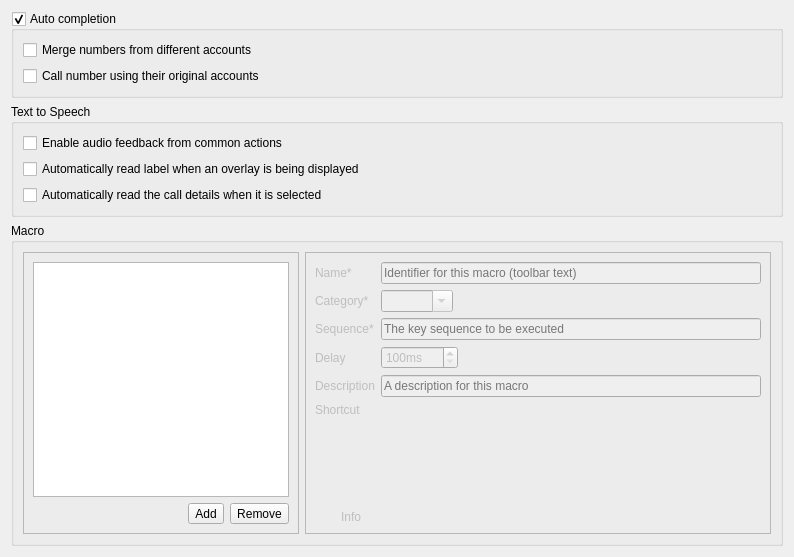
Before: the Qt Designer form src/conf/dlgaccessibility.ui in KDE/ring-kde, drawn with Qt 5.
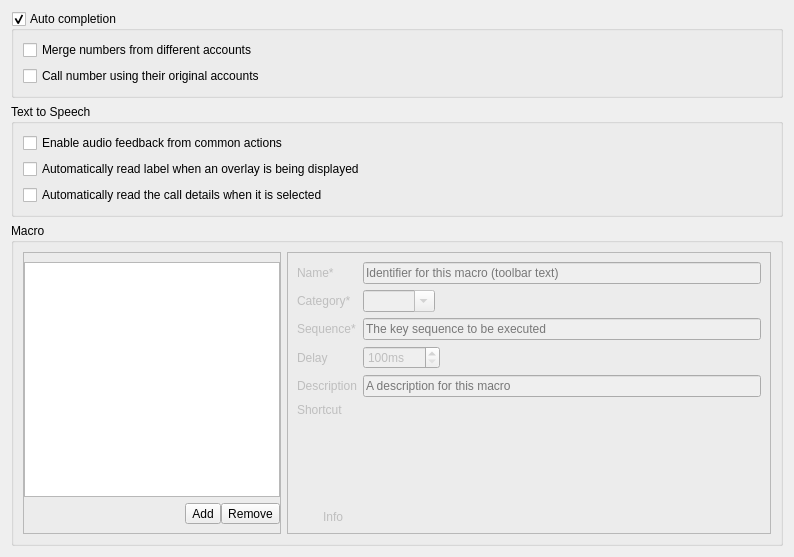
After: the same form once the commit is applied. Custom widgets are drawn as their Qt base class.

Commit message: [ #34113 ] Implement the "remove macro" button

What changed in the file:
```diff
--- a/src/conf/dlgaccessibility.ui
+++ b/src/conf/dlgaccessibility.ui
@@ -97,20 +97,22 @@
          <enum>QFrame::Raised</enum>
         </property>
         <layout class="QGridLayout" name="gridLayout_2">
+         <property name="leftMargin">
+          <number>0</number>
+         </property>
+         <property name="rightMargin">
+          <number>0</number>
+         </property>
+         <property name="horizontalSpacing">
+          <number>0</number>
+         </property>
          <item row="1" column="2">
-          <widget class="QToolButton" name="m_pRemoveTB">
+          <widget class="RightToolButton" name="m_pRemoveTB">
            <property name="text">
             <string>Remove</string>
            </property>
           </widget>
          </item>
-         <item row="1" column="1">
-          <widget class="QToolButton" name="m_pAddTB">
-           <property name="text">
-            <string>Add</string>
-           </property>
-          </widget>
-         </item>
          <item row="0" column="0" colspan="3">
           <widget class="CategorizedTreeView" name="m_pMacroListTV">
            <property name="indentation">
@@ -118,6 +120,26 @@
            </property>
           </widget>
          </item>
+         <item row="1" column="1">
+          <widget class="LeftToolButton" name="m_pAddTB">
+           <property name="text">
+            <string>Add</string>
+           </property>
+          </widget>
+         </item>
+         <item row="1" column="0">
+          <spacer name="horizontalSpacer">
+           <property name="orientation">
+            <enum>Qt::Horizontal</enum>
+           </property>
+           <property name="sizeHint" stdset="0">
+            <size>
+             <width>40</width>
+             <height>20</height>
+            </size>
+           </property>
+          </spacer>
+         </item>
         </layout>
        </widget>
       </item>
@@ -375,6 +397,16 @@
    <extends>QTreeView</extends>
    <header location="global">widgets/categorizedtreeview.h</header>
   </customwidget>
+  <customwidget>
+   <class>LeftToolButton</class>
+   <extends>QToolButton</extends>
+   <header>widgets/groupedtoolbutton.h</header>
+  </customwidget>
+  <customwidget>
+   <class>RightToolButton</class>
+   <extends>QToolButton</extends>
+   <header>widgets/groupedtoolbutton.h</header>
+  </customwidget>
  </customwidgets>
  <resources/>
  <connections/>
```
The commit also changes 3 other files.
